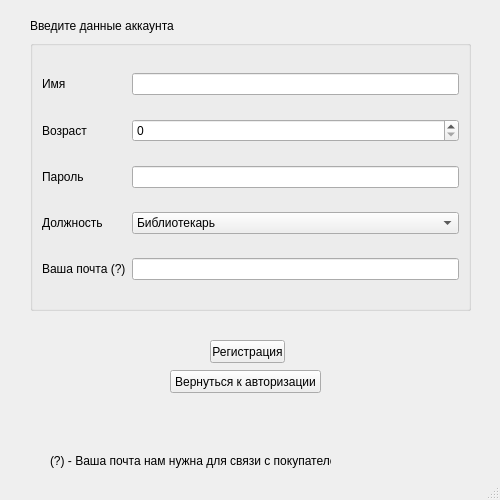
This is qt_design/qt_design/registration.ui in sollmater/digital-library as Qt 5 draws it before an edit. The edited form follows.
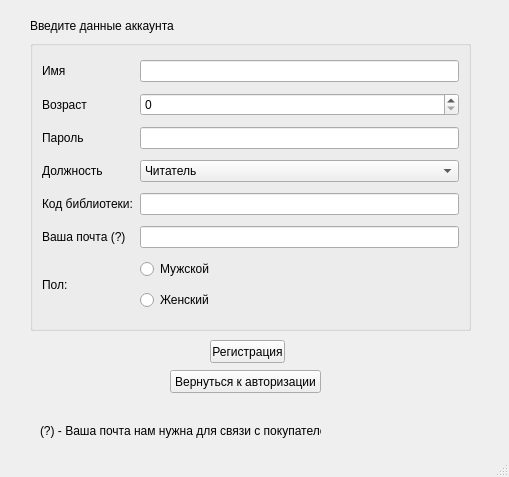
This is the edited form.

Patch:
```diff
--- a/qt_design/qt_design/registration.ui
+++ b/qt_design/qt_design/registration.ui
@@ -6,8 +6,8 @@
    <rect>
     <x>0</x>
     <y>0</y>
-    <width>500</width>
-    <height>500</height>
+    <width>509</width>
+    <height>477</height>
    </rect>
   </property>
   <property name="windowTitle">
@@ -20,43 +20,16 @@
       <x>30</x>
       <y>40</y>
       <width>441</width>
-      <height>271</height>
+      <height>291</height>
      </rect>
     </property>
     <property name="title">
      <string/>
     </property>
     <layout class="QGridLayout" name="gridLayout">
-     <item row="6" column="1">
-      <widget class="QComboBox" name="comboBox">
-       <item>
-        <property name="text">
-         <string>Библиотекарь</string>
-        </property>
-       </item>
-       <item>
-        <property name="text">
-         <string>Читатель</string>
-        </property>
-       </item>
-      </widget>
-     </item>
-     <item row="8" column="1">
-      <widget class="QLineEdit" name="lineEdit_5"/>
-     </item>
-     <item row="4" column="1">
+     <item row="4" column="2">
       <widget class="QLineEdit" name="lineEdit_3"/>
      </item>
-     <item row="2" column="1">
-      <widget class="QSpinBox" name="spinBox"/>
-     </item>
-     <item row="8" column="0">
-      <widget class="QLabel" name="label_9">
-       <property name="text">
-        <string>Ваша почта (?)</string>
-       </property>
-      </widget>
-     </item>
      <item row="2" column="0">
       <widget class="QLabel" name="label_2">
        <property name="text">
@@ -64,8 +37,49 @@
        </property>
       </widget>
      </item>
-     <item row="0" column="1">
-      <widget class="QLineEdit" name="lineEdit"/>
+     <item row="8" column="0">
+      <widget class="QLabel" name="label_9">
+       <property name="text">
+        <string>Ваша почта (?)</string>
+       </property>
+      </widget>
+     </item>
+     <item row="6" column="2">
+      <widget class="QComboBox" name="comboBox">
+       <item>
+        <property name="text">
+         <string>Читатель</string>
+        </property>
+       </item>
+       <item>
+        <property name="text">
+         <string>Библиотекарь</string>
+        </property>
+       </item>
+      </widget>
+     </item>
+     <item row="8" column="2">
+      <widget class="QLineEdit" name="lineEdit_5"/>
+     </item>
+     <item row="9" column="2">
+      <widget class="QRadioButton" name="radioButton_2">
+       <property name="text">
+        <string>Мужской</string>
+       </property>
+      </widget>
+     </item>
+     <item row="9" column="0" rowspan="2">
+      <widget class="QLabel" name="label_5">
+       <property name="sizePolicy">
+        <sizepolicy hsizetype="Preferred" vsizetype="Ignored">
+         <horstretch>0</horstretch>
+         <verstretch>0</verstretch>
+        </sizepolicy>
+       </property>
+       <property name="text">
+        <string>Пол:</string>
+       </property>
+      </widget>
      </item>
      <item row="0" column="0">
       <widget class="QLabel" name="label">
@@ -88,6 +102,29 @@
        </property>
       </widget>
      </item>
+     <item row="0" column="2">
+      <widget class="QLineEdit" name="lineEdit"/>
+     </item>
+     <item row="2" column="2">
+      <widget class="QSpinBox" name="spinBox"/>
+     </item>
+     <item row="10" column="2">
+      <widget class="QRadioButton" name="radioButton">
+       <property name="text">
+        <string>Женский</string>
+       </property>
+      </widget>
+     </item>
+     <item row="7" column="0">
+      <widget class="QLabel" name="label_6">
+       <property name="text">
+        <string>Код библиотеки:</string>
+       </property>
+      </widget>
+     </item>
+     <item row="7" column="2">
+      <widget class="QLineEdit" name="lineEdit_2"/>
+     </item>
     </layout>
    </widget>
    <widget class="QLabel" name="label_4">
@@ -132,8 +169,8 @@
    <widget class="QLabel" name="label_10">
     <property name="geometry">
      <rect>
-      <x>50</x>
-      <y>450</y>
+      <x>40</x>
+      <y>420</y>
       <width>281</width>
       <height>21</height>
      </rect>
```
